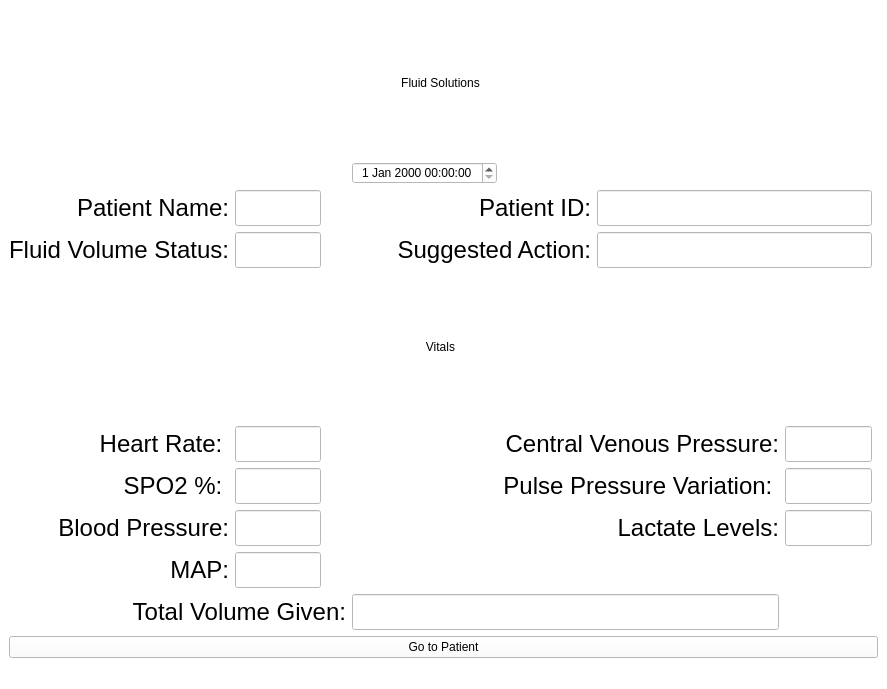
lmitchell33/Fluid-Solutions, file app/frontend/views/vitalsWindow.ui: the form before one commit.
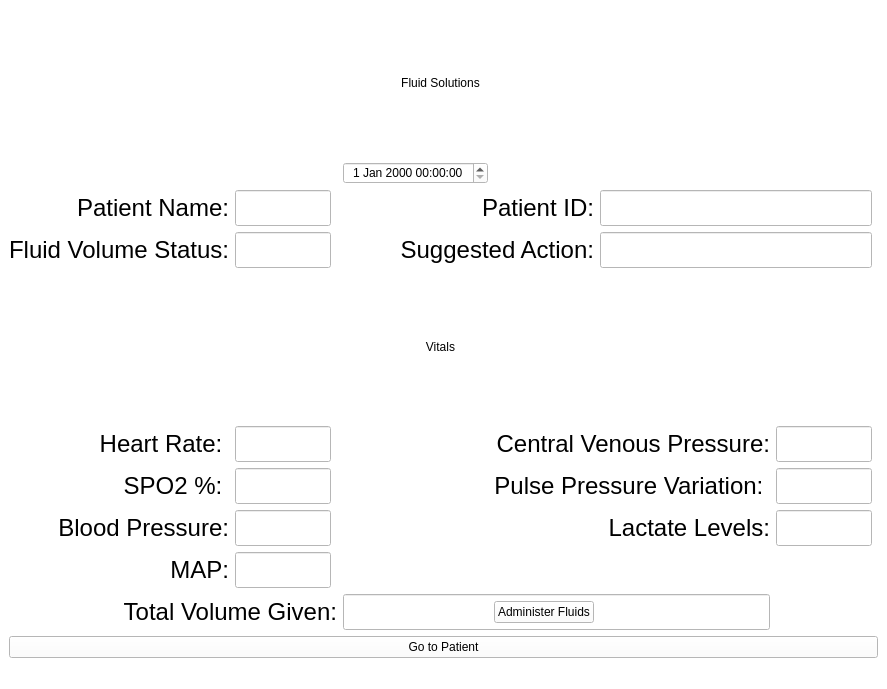
The form after the commit.

What changed in the file:
```diff
--- a/app/frontend/views/vitalsWindow.ui
+++ b/app/frontend/views/vitalsWindow.ui
@@ -496,6 +496,18 @@
      </widget>
     </item>
 
+    <!-- Button to open the Popup -->
+    <item row="9" column="5">
+     <widget class="QPushButton" name="popup_button">
+      <property name="toolTip">
+       <string>Click to administer fluids</string>
+      </property>
+      <property name="text">
+       <string>Administer Fluids</string>
+      </property>
+     </widget>
+    </item>
+
       <!-- Routing Button -->
     <item row="10" column="0" colspan="10">
      <widget class="QPushButton" name="routing_button">
```
Left out of the diff: 50 changed lines with no effect on the pictures.
